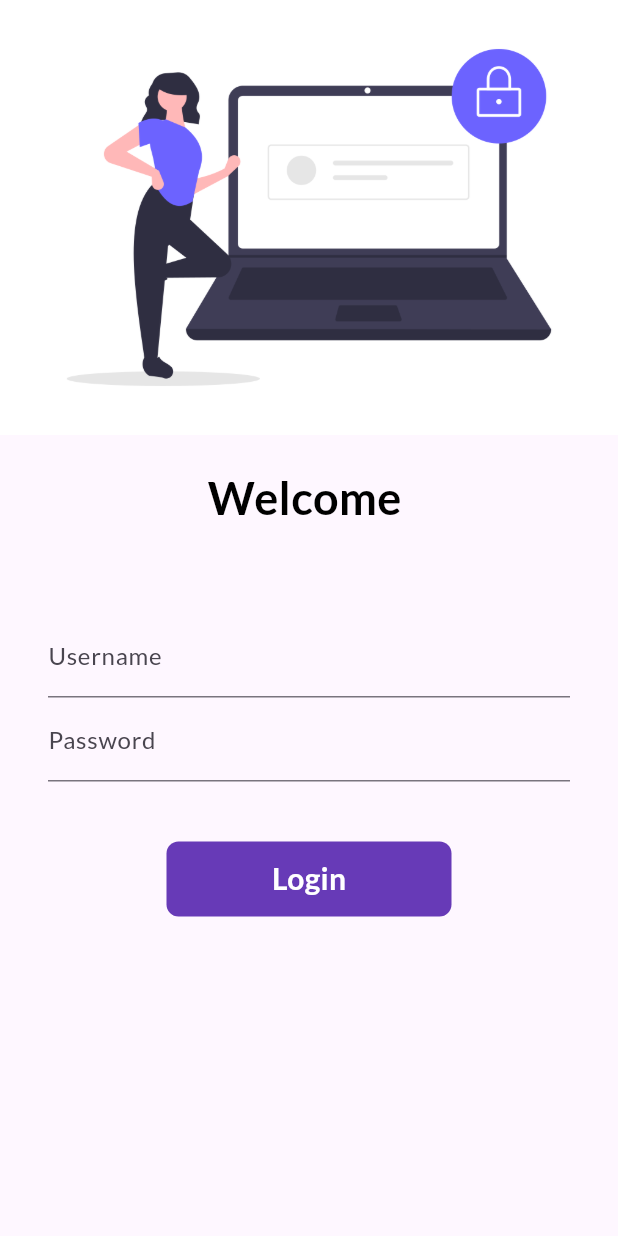
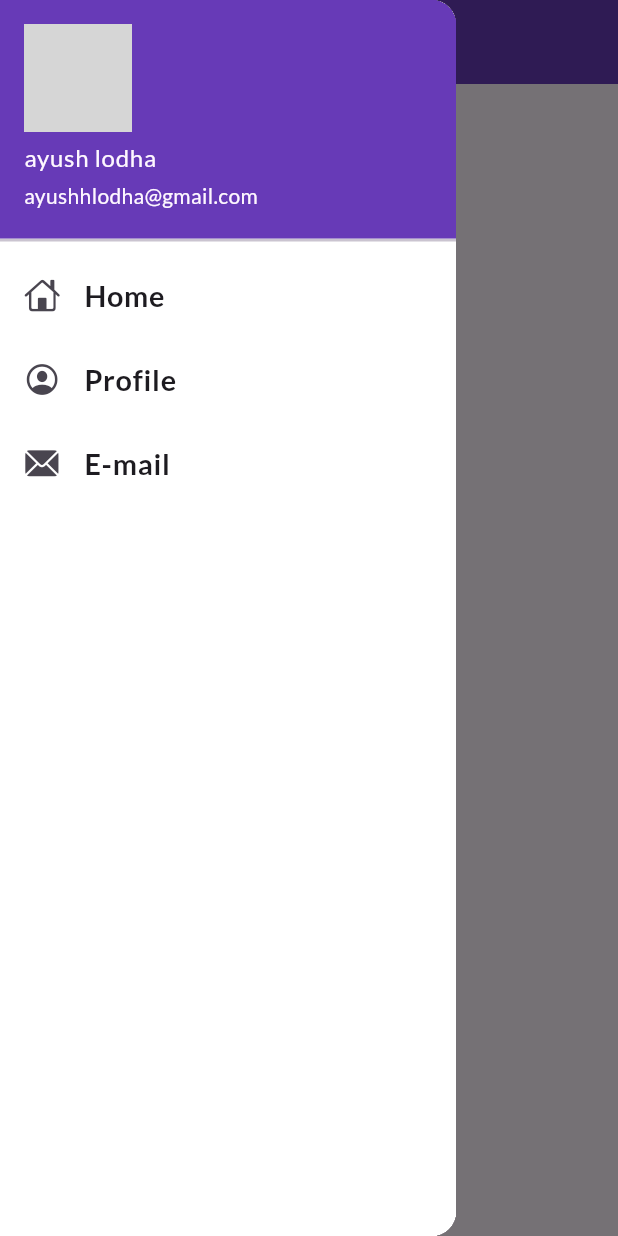
Before and after one commit to ayush18064/30-days-of-flutter, a Flutter app: the screen it shows after launch, with the side drawer open (before the commit the screen has no drawer), on a phone screen of 412 x 824 dp. Run offline on Flutter 3.47's test engine with Material 3 defaults, Android fonts, the phone set to English and light mode, and no system bars; our stand-ins replace google_fonts; network calls fail; grey boxes are pictures that could not be loaded.

Commit message:
day 9 completed

```diff
--- a/lib/main.dart
+++ b/lib/main.dart
@@ -5,10 +5,12 @@ import 'package:google_fonts/google_fonts.dart';
 import 'package:play/utils/routes.dart';
 
 void main() {
-  runApp(MyApp());
+  runApp(const MyApp());
 }
 
 class MyApp extends StatelessWidget {
+  const MyApp({super.key});
+
   @override
   Widget build(BuildContext context) {
     return MaterialApp(
@@ -17,7 +19,7 @@ class MyApp extends StatelessWidget {
         fontFamily: GoogleFonts.lato().fontFamily,
       ),
       debugShowCheckedModeBanner: false,
-      // initialRoute: "/LoginPage()",
+      initialRoute: MyRoutes.homeRoute,
       routes: {
         "/": (context) => const LoginPage(),
         MyRoutes.loginRoute: (context) => const LoginPage(),
--- a/lib/pages/home_page.dart
+++ b/lib/pages/home_page.dart
@@ -1,4 +1,5 @@
 import 'package:flutter/material.dart';
+import 'package:play/widgets/drawer.dart';
 
 class Homepage extends StatelessWidget {
   @override
@@ -14,10 +15,10 @@ class Homepage extends StatelessWidget {
       ),
       body: Center(
         child: Container(
-          child: Text("welcome ${name} to day ${days} "),
+          child: Text("welcome $name to day $days "),
         ),
       ),
-      drawer: Drawer(),
+      drawer: const MyDrawer(),
     );
   }
 }
--- /dev/null
+++ b/lib/widgets/drawer.dart
@@ -0,0 +1,65 @@
+import 'package:flutter/cupertino.dart';
+import 'package:flutter/material.dart';
+
+class MyDrawer extends StatelessWidget {
+  const MyDrawer({super.key});
+
+  @override
+  Widget build(BuildContext context) {
+    final imageUrl =
+        "https://i.pinimg.com/736x/07/33/ba/0733ba760b29378474dea0fdbcb97107.jpg";
+    return Drawer(
+      child: Container(
+        color: Colors.white,
+        child: ListView(
+          children: [
+            DrawerHeader(
+              padding: EdgeInsets.zero,
+              child: UserAccountsDrawerHeader(
+                decoration: const BoxDecoration(
+                  color: Colors.deepPurple,
+                ),
+                margin: EdgeInsets.zero,
+                accountName: const Text("ayush lodha"),
+                accountEmail: const Text("ayushhlodha@gmail.com"),
+                currentAccountPicture: CircleAvatar(
+                  backgroundImage: NetworkImage(imageUrl),
+                ),
+              ),
+            ),
+            const ListTile(
+              leading: Icon(CupertinoIcons.home),
+              title: Text(
+                "Home",
+                textScaler: TextScaler.linear(1.2),
+                style: TextStyle(
+                  fontWeight: FontWeight.bold,
+                ),
+              ),
+            ),
+            const ListTile(
+              leading: Icon(CupertinoIcons.profile_circled),
+              title: Text(
+                "Profile",
+                textScaler: TextScaler.linear(1.2),
+                style: TextStyle(
+                  fontWeight: FontWeight.bold,
+                ),
+              ),
+            ),
+            const ListTile(
+              leading: Icon(CupertinoIcons.mail_solid),
+              title: Text(
+                "E-mail",
+                textScaler: TextScaler.linear(1.2),
+                style: TextStyle(
+                  fontWeight: FontWeight.bold,
+                ),
+              ),
+            ),
+          ],
+        ),
+      ),
+    );
+  }
+}
```
Also changed, not shown: lib/pages/login_page.dart (+54 -24 lines), assets/images/login_image_2.png (added), 1 other file.
